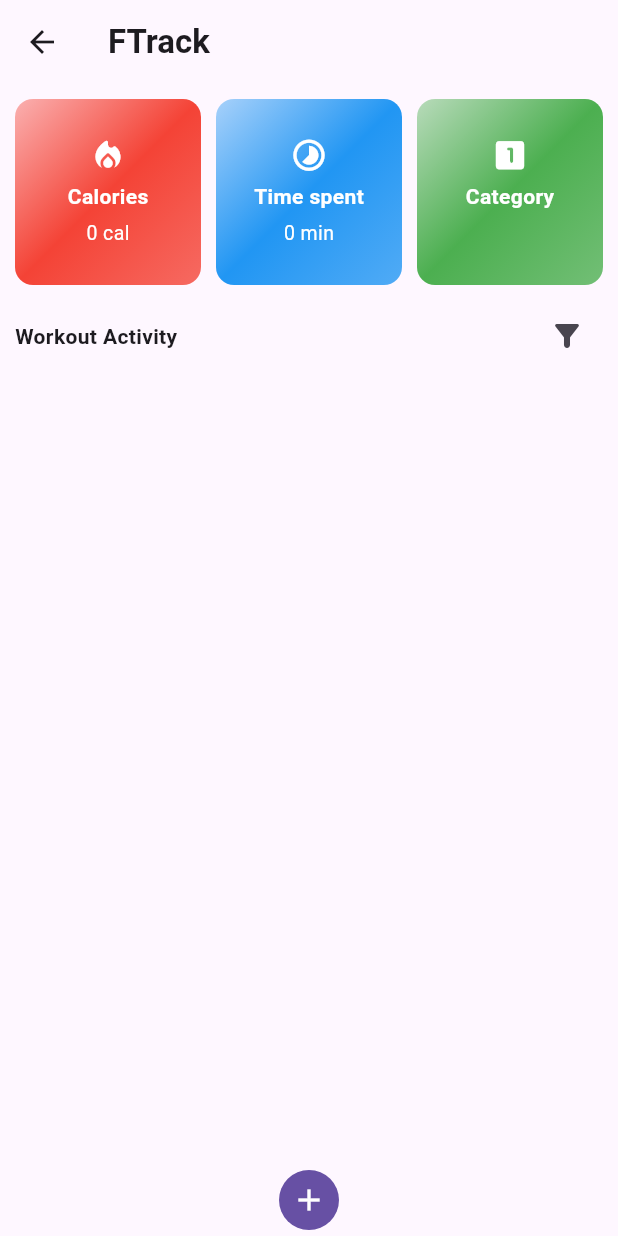
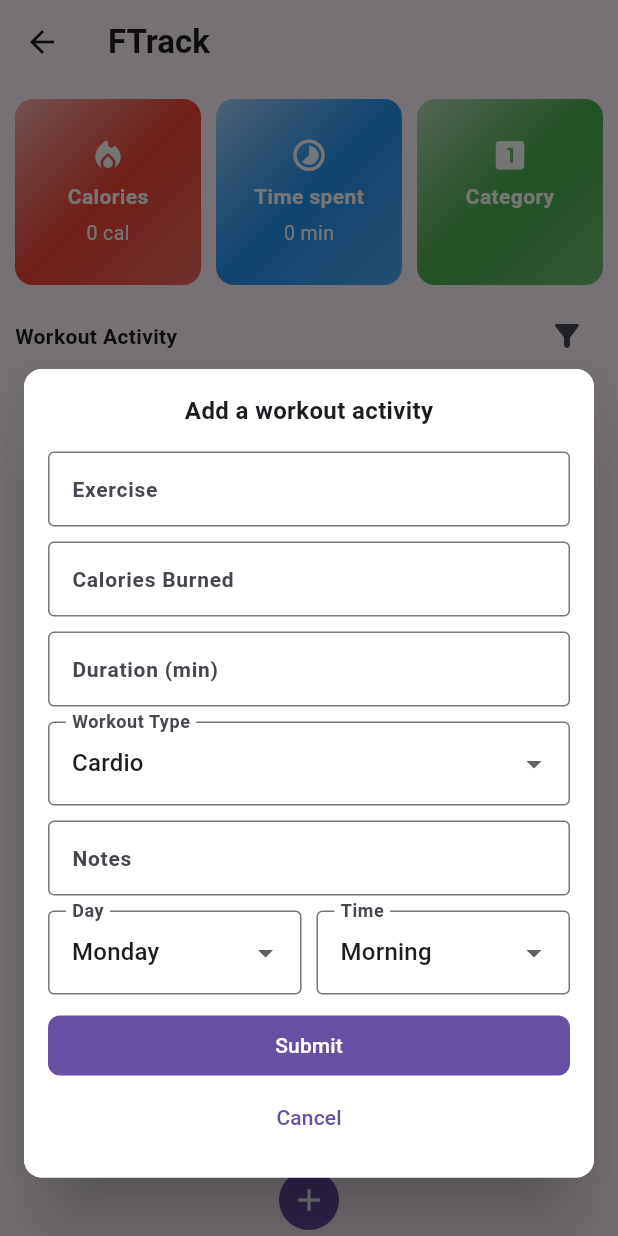
Before and after one commit to Siddhartha-machi/f-tracker, a Flutter app: the UiEnchancedApp screen opened directly, after a tap on the "add" icon, on a phone screen of 412 x 824 dp. Run offline on Flutter 3.47's test engine with Material 3 defaults, Android fonts, the light colour scheme and no system bars; drawn by our look-alikes of flutter_form_builder; our stand-ins replace form_builder_validators.

Commit message:
Added new workout item add feature.

```diff
--- /dev/null
+++ b/f_tracker_app/lib/UIFeatures/atoms/custom_bottom_sheet.dart
@@ -0,0 +1,46 @@
+import 'package:flutter/material.dart';
+
+class CustomBottomSheet extends StatelessWidget {
+  const CustomBottomSheet(
+      {super.key, required this.title, required this.child});
+
+  final Widget child;
+  final String title;
+
+  final double _padding = 12.0;
+
+  @override
+  Widget build(BuildContext context) {
+    final dynamcPadding = MediaQuery.of(context).viewInsets.vertical;
+    return SingleChildScrollView(
+      padding: EdgeInsets.only(
+        top: _padding,
+        left: _padding,
+        right: _padding,
+        bottom: dynamcPadding > 0 ? dynamcPadding + _padding : 35,
+      ),
+      child: Card(
+        elevation: 24,
+        child: Container(
+          decoration: BoxDecoration(
+            gradient:
+                const LinearGradient(colors: [Colors.white, Colors.white]),
+            borderRadius: BorderRadius.circular(12.0),
+          ),
+          padding: const EdgeInsets.symmetric(vertical: 16.0),
+          child: Column(children: [
+            Text(
+              title,
+              style: const TextStyle(
+                fontWeight: FontWeight.bold,
+                fontSize: 16,
+              ),
+            ),
+            const SizedBox(height: 16.0),
+            child
+          ]),
+        ),
+      ),
+    );
+  }
+}
--- /dev/null
+++ b/f_tracker_app/lib/UIFeatures/atoms/custom_button.dart
@@ -0,0 +1,36 @@
+import 'package:flutter/material.dart';
+
+class CustomButtom extends StatelessWidget {
+  const CustomButtom(
+      {super.key,
+      required this.label,
+      required this.action,
+      this.isFilled,
+      this.margin});
+
+  final String label;
+  final void Function() action;
+  final bool? isFilled;
+  final EdgeInsetsGeometry? margin;
+
+  @override
+  Widget build(BuildContext context) {
+    return Container(
+      padding: margin,
+      child: TextButton(
+        onPressed: action,
+        style: FilledButton.styleFrom(
+          minimumSize: const Size.fromHeight(40),
+          shape: RoundedRectangleBorder(
+            borderRadius: BorderRadius.circular(8),
+          ),
+          backgroundColor:
+              isFilled == true ? Theme.of(context).primaryColor : null,
+          foregroundColor:
+              isFilled == true ? Theme.of(context).colorScheme.onPrimary : null,
+        ),
+        child: Text(label),
+      ),
+    );
+  }
+}
--- /dev/null
+++ b/f_tracker_app/lib/UIFeatures/formatoms/add_workout_form.dart
@@ -0,0 +1,157 @@
+import 'dart:io';
+import 'package:flutter/cupertino.dart';
+import 'package:flutter/material.dart';
+
+import 'package:flutter_form_builder/flutter_form_builder.dart';
+
+import 'package:f_tracker_app/UIFeatures/atoms/custom_button.dart';
+import 'package:f_tracker_app/UIFeatures/formatoms/custom_textfield.dart';
+import 'package:f_tracker_app/UIFeatures/formatoms/enum_dropdown.dart';
+import 'package:f_tracker_app/UIFeatures/models.dart';
+
+class AddWorkoutForm extends StatelessWidget {
+  const AddWorkoutForm(this.addWorkoutHandler, this.formKey, {super.key});
+
+  final void Function(CWorkoutActivity) addWorkoutHandler;
+  final GlobalKey<FormBuilderState> formKey;
+
+  Widget _successMessageTemplate(BuildContext context) {
+    return AlertDialog.adaptive(
+      icon: const Icon(
+        Icons.check_circle,
+        color: Colors.green,
+        size: 50,
+      ),
+      title: const Text(
+        'Added successfully!',
+        textAlign: TextAlign.center,
+      ),
+      content: const Text(
+        'Workout activity item was added successfully.',
+        textAlign: TextAlign.center,
+      ),
+      actions: [
+        TextButton(
+          onPressed: () {
+            Navigator.of(context).pop(); // Close the popup
+          },
+          child: const Text('Close'),
+        ),
+      ],
+    );
+  }
+
+  void showSuccessMessage(BuildContext context) {
+    if (Platform.isAndroid) {
+      showDialog(
+        context: context,
+        builder: (BuildContext context) {
+          return _successMessageTemplate(context);
+        },
+      );
+    } else {
+      showCupertinoModalPopup(
+        context: context,
+        builder: (BuildContext context) {
+          return _successMessageTemplate(context);
+        },
+      );
+    }
+  }
+
+  void _addWorkout(context) {
+    if (formKey.currentState!.saveAndValidate()) {
+      final formValues = formKey.currentState?.value;
+
+      addWorkoutHandler(
+        CWorkoutActivity(
+          exercise: formValues!['exercise'],
+          duration: int.parse(formValues['duration']),
+          calories: int.parse(formValues['calories']),
+          type: formValues['workoutType'],
+          day: formValues['day'],
+          time: formValues['time'],
+        ),
+      );
+      showSuccessMessage(context);
+      formKey.currentState!.reset();
+    }
+  }
+
+  @override
+  Widget build(BuildContext context) {
+    return Padding(
+      padding: const EdgeInsets.symmetric(horizontal: 16.0),
+      child: FormBuilder(
+        key: formKey,
+        child: Column(
+          children: [
+            const CustomTextfield(
+              label: 'Exercise',
+              type: FieldType.text,
+              accessKey: 'exercise',
+            ),
+            const SizedBox(height: 10),
+            const CustomTextfield(
+              label: 'Calories Burned',
+              type: FieldType.integer,
+              accessKey: 'calories',
+            ),
+            const SizedBox(height: 10),
+            const CustomTextfield(
+              label: 'Duration (min)',
+              type: FieldType.integer,
+              accessKey: 'duration',
+            ),
+            const SizedBox(height: 10),
+            EnumDropdown<ActivityType>(
+              label: 'Workout Type',
+              options: ActivityType.values,
+              formKey: formKey,
+              accessKey: 'workoutType',
+            ),
+            const SizedBox(height: 10),
+            const CustomTextfield(
+              label: 'Notes',
+              type: FieldType.text,
+              isRequired: false,
+              accessKey: 'notes',
+            ),
+            const SizedBox(height: 10),
+            Row(
+              children: [
+                Expanded(
+                  child: EnumDropdown<Weekday>(
+                    label: 'Day',
+                    options: Weekday.values,
+                    formKey: formKey,
+                    accessKey: 'day',
+                  ),
+                ),
+                const SizedBox(width: 10),
+                Expanded(
+                  child: EnumDropdown<DayShift>(
+                    label: 'Time',
+                    options: DayShift.values,
+                    formKey: formKey,
+                    accessKey: 'time',
+                  ),
+                ),
+              ],
+            ),
+            const SizedBox(height: 10),
+            CustomButtom(
+              label: 'Submit',
+              action: () => _addWorkout(context),
+              isFilled: true,
+            ),
+            CustomButtom(
+              label: 'Cancel',
+              action: Navigator.of(context).pop,
+            ),
+          ],
+        ),
+      ),
+    );
+  }
+}
--- a/f_tracker_app/lib/UIFeatures/main_tabs.dart
+++ b/f_tracker_app/lib/UIFeatures/main_tabs.dart
@@ -1,7 +1,11 @@
 import 'package:flutter/material.dart';
+
+import 'package:flutter_form_builder/flutter_form_builder.dart';
 
 import 'package:f_tracker_app/UIFeatures/screens/home_screen.dart';
 import 'package:f_tracker_app/UIFeatures/models.dart';
+import 'package:f_tracker_app/UIFeatures/atoms/custom_bottom_sheet.dart';
+import 'package:f_tracker_app/UIFeatures/formatoms/add_workout_form.dart';
 
 class UiEnchancedApp extends StatefulWidget {
   const UiEnchancedApp({super.key});
@@ -13,7 +17,27 @@ class UiEnchancedApp extends StatefulWidget {
 class _EnhancedFeatureState extends State<UiEnchancedApp> {
   List<CWorkoutActivity> activityItems = [];
 
-  void _showAddTrackerItemSheet(BuildContext ctx, {CWorkoutActivity? item}) {}
+  final formKey = GlobalKey<FormBuilderState>();
+
+  void addToActivityItems(CWorkoutActivity item) {
+    setState(() {
+      activityItems.add(item);
+    });
+  }
+
+  void _showAddTrackerItemSheet(BuildContext ctx, {CWorkoutActivity? item}) {
+    showModalBottomSheet(
+      context: ctx,
+      isScrollControlled: true,
+      backgroundColor: Colors.transparent,
+      builder: (BuildContext context) {
+        return CustomBottomSheet(
+          title: 'Add a workout activity',
+          child: AddWorkoutForm(addToActivityItems, formKey),
+        );
+      },
+    );
+  }
 
   @override
   Widget build(BuildContext context) {
```
